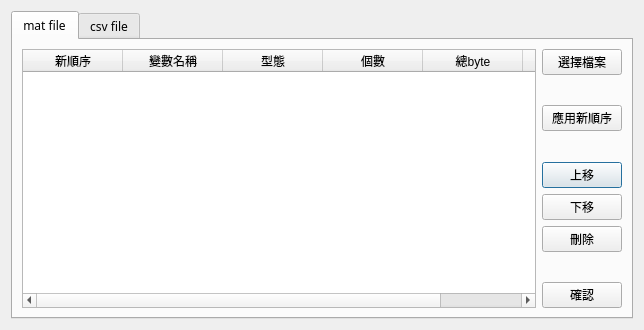
This is ui/hmi_load_dialog.ui in mickey9910326/ASA_HMI_Data_Agent as Qt 5 draws it before an edit. The edited form follows.
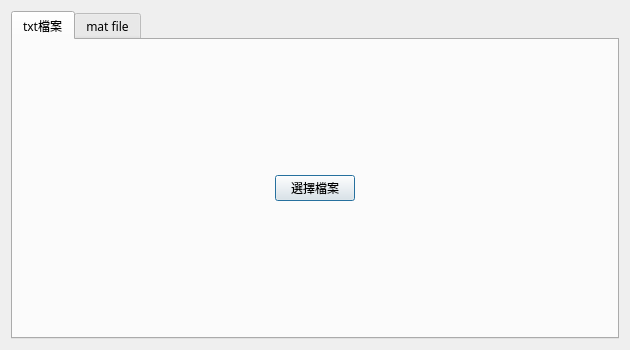
This is the edited form. The open tabs and pages were chosen to show the change.

What changed in the file:
```diff
--- a/ui/hmi_load_dialog.ui
+++ b/ui/hmi_load_dialog.ui
@@ -6,8 +6,8 @@
    <rect>
     <x>0</x>
     <y>0</y>
-    <width>644</width>
-    <height>330</height>
+    <width>630</width>
+    <height>350</height>
    </rect>
   </property>
   <property name="font">
@@ -24,6 +24,46 @@
      <property name="currentIndex">
       <number>0</number>
      </property>
+     <widget class="QWidget" name="tab_txt">
+      <attribute name="title">
+       <string>txt檔案</string>
+      </attribute>
+      <layout class="QHBoxLayout" name="horizontalLayout">
+       <item>
+        <spacer name="horizontalSpacer">
+         <property name="orientation">
+          <enum>Qt::Horizontal</enum>
+         </property>
+         <property name="sizeHint" stdset="0">
+          <size>
+           <width>40</width>
+           <height>20</height>
+          </size>
+         </property>
+        </spacer>
+       </item>
+       <item>
+        <widget class="QPushButton" name="pushButton_txtLoad">
+         <property name="text">
+          <string>選擇檔案</string>
+         </property>
+        </widget>
+       </item>
+       <item>
+        <spacer name="horizontalSpacer_2">
+         <property name="orientation">
+          <enum>Qt::Horizontal</enum>
+         </property>
+         <property name="sizeHint" stdset="0">
+          <size>
+           <width>40</width>
+           <height>20</height>
+          </size>
+         </property>
+        </spacer>
+       </item>
+      </layout>
+     </widget>
      <widget class="QWidget" name="tab_mat">
       <attribute name="title">
        <string>mat file</string>
@@ -83,7 +123,7 @@
          </column>
          <column>
           <property name="text">
-           <string>型態</string>
+           <string>資料型態</string>
           </property>
          </column>
          <column>
@@ -93,12 +133,7 @@
          </column>
          <column>
           <property name="text">
-           <string>總byte</string>
-          </property>
-         </column>
-         <column>
-          <property name="text">
-           <string>資料</string>
+           <string>總資料大小(byte)</string>
           </property>
          </column>
         </widget>
@@ -146,11 +181,6 @@
        </item>
       </layout>
      </widget>
-     <widget class="QWidget" name="tab_csv">
-      <attribute name="title">
-       <string>csv file</string>
-      </attribute>
-     </widget>
     </widget>
    </item>
   </layout>
```
Left out of the diff: 6 changed lines with no effect on the pictures.
